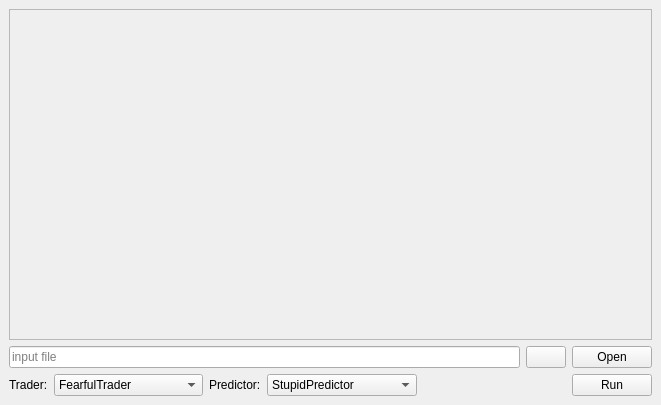
Before: the Qt Designer form game_window.ui in Kamikadze4GAME/cosuha_new, drawn with Qt 5.
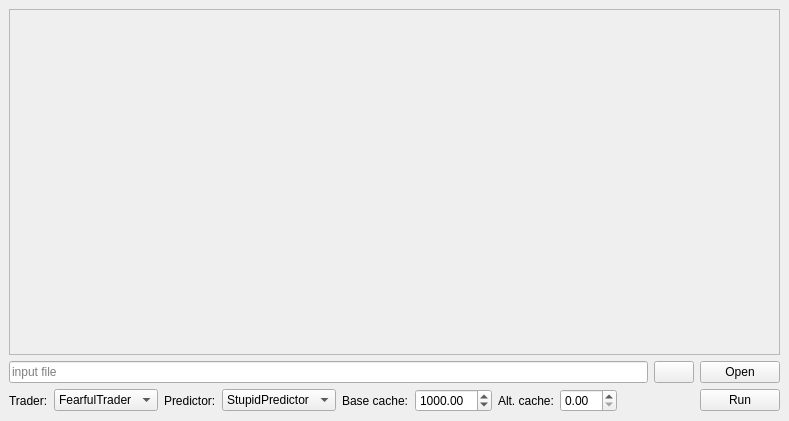
After: the same form once the commit is applied. Icons and pictures are not drawn.

The edit to the form file:
```diff
--- a/game_window.ui
+++ b/game_window.ui
@@ -6,8 +6,8 @@
    <rect>
     <x>0</x>
     <y>0</y>
-    <width>661</width>
-    <height>405</height>
+    <width>789</width>
+    <height>421</height>
    </rect>
   </property>
   <property name="windowTitle">
@@ -24,6 +24,12 @@
        <enum>QFrame::Raised</enum>
       </property>
       <layout class="QVBoxLayout" name="verticalLayout_2">
+       <property name="spacing">
+        <number>0</number>
+       </property>
+       <property name="margin">
+        <number>0</number>
+       </property>
        <item>
         <layout class="QVBoxLayout" name="plot_layout"/>
        </item>
@@ -131,6 +137,36 @@
           </item>
          </widget>
         </item>
+        <item>
+         <widget class="QLabel" name="label_3">
+          <property name="text">
+           <string>Base cache:</string>
+          </property>
+         </widget>
+        </item>
+        <item>
+         <widget class="QDoubleSpinBox" name="basecache_spin">
+          <property name="maximum">
+           <double>99999.990000000005239</double>
+          </property>
+          <property name="singleStep">
+           <double>10.000000000000000</double>
+          </property>
+          <property name="value">
+           <double>1000.000000000000000</double>
+          </property>
+         </widget>
+        </item>
+        <item>
+         <widget class="QLabel" name="label_4">
+          <property name="text">
+           <string>Alt. cache:</string>
+          </property>
+         </widget>
+        </item>
+        <item>
+         <widget class="QDoubleSpinBox" name="altcache_spin"/>
+        </item>
         <item>
          <spacer name="horizontalSpacer">
           <property name="orientation">
```
